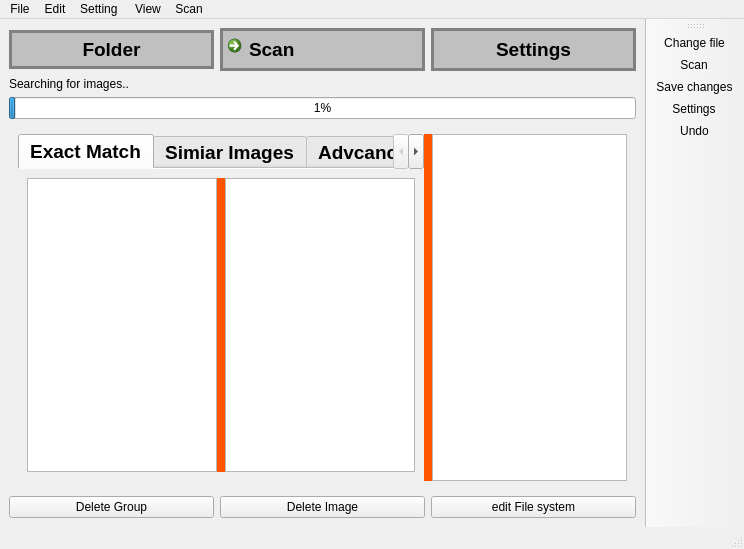
Qt form mainwindow.ui (Effi-S/Image-Organizer) before a commit.
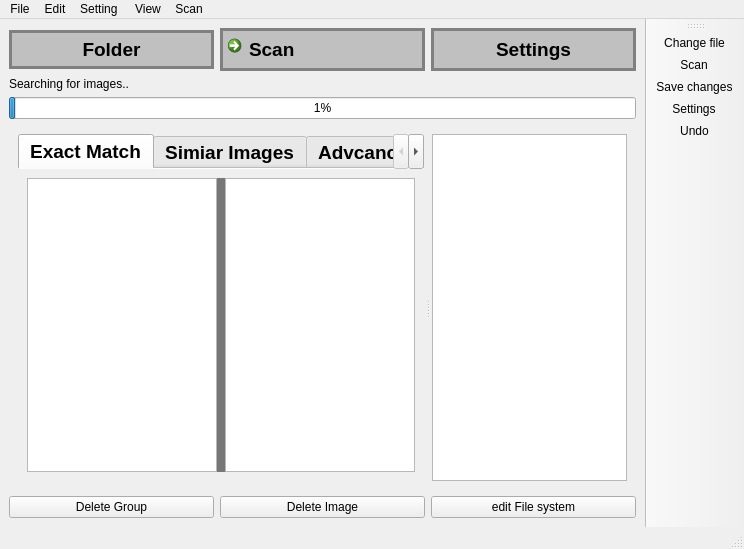
The same form after that commit. The open tabs and pages were chosen to show the change. Icons and pictures are not drawn. Custom widgets are drawn as their Qt base class.

Commit message: main libpng issue resolved + img for splitter

The edit to the form file:
```diff
--- a/mainwindow.ui
+++ b/mainwindow.ui
@@ -247,12 +247,14 @@
        <item>
         <widget class="QSplitter" name="splitter">
          <property name="styleSheet">
-          <string notr="true">QSplitter::handle{
-    background-color: rgb(255, 85, 0);
-	width: 2px;
-    border: 0px solid green;
+          <string notr="true">QSplitter::handle {
+ background-color: rgb(180, 180, 180);
+	image: url(:/new/prefix1/images/splitter-handle.png);
+
 }
-</string>
+QSplitter::handle:hover {
+ background-color: #999;
+}</string>
          </property>
          <property name="midLineWidth">
           <number>1</number>
@@ -319,6 +321,14 @@
            <layout class="QHBoxLayout" name="horizontalLayout">
             <item>
              <widget class="QSplitter" name="splitter_2">
+              <property name="styleSheet">
+               <string notr="true">QSplitter::handle {
+ background-color: #777
+}
+QSplitter::handle:hover {
+ background-color: #999
+}</string>
+              </property>
               <property name="lineWidth">
                <number>1</number>
               </property>
```
The commit also changes 7 other files.
